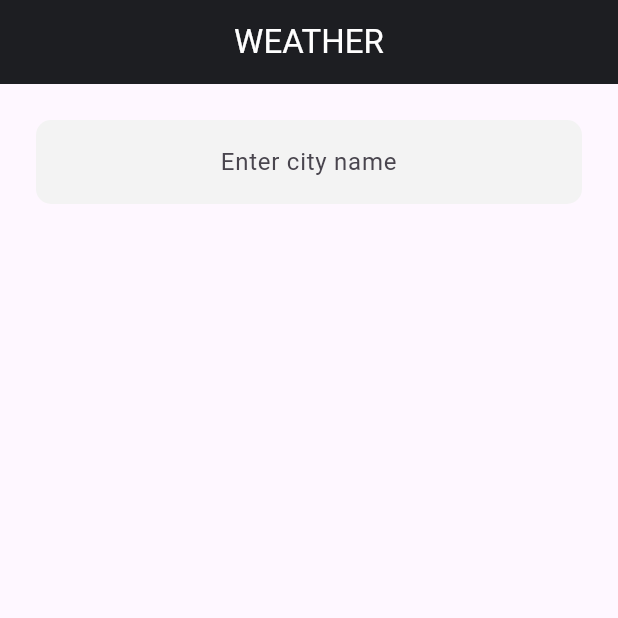
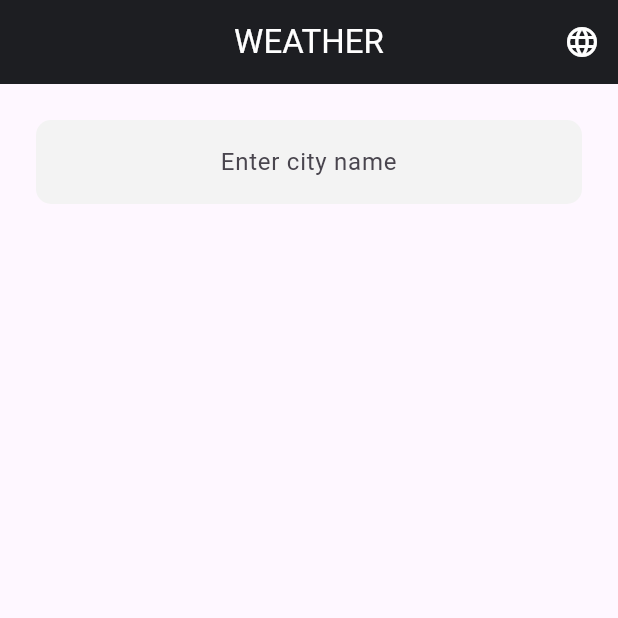
Before and after one commit to jiaxing98/flutter_weather, a Flutter app: the screen it shows after launch, on a phone screen of 412 x 824 dp, the top half of it. Run offline on Flutter 3.47's test engine with Material 3 defaults, Android fonts, the phone set to English and light mode, and no system bars; our stand-ins replace dio, flutter_localization, fpdart, get_it, rxdart.

```diff
--- /dev/null
+++ b/devtools_options.yaml
@@ -0,0 +1 @@
+extensions:
--- /dev/null
+++ b/lib/core/translations/app_locale.dart
@@ -0,0 +1,13 @@
+import 'package:flutter_weather/core/translations/en_locale.dart';
+import 'package:flutter_weather/core/translations/zh_locale.dart';
+
+abstract class AppLocale {
+  static const String en = "en";
+  static const String zh = "zh";
+
+  static const Map<String, dynamic> EN = enLocale;
+  static const Map<String, dynamic> ZH = zhLocale;
+
+  static const String title = "title";
+  static const String searchBarHint = 'searchBarHint';
+}
--- /dev/null
+++ b/lib/core/translations/en_locale.dart
@@ -0,0 +1,6 @@
+import 'package:flutter_weather/core/translations/app_locale.dart';
+
+const Map<String, dynamic> enLocale = {
+  AppLocale.title: "WEATHER",
+  AppLocale.searchBarHint: "Enter city name",
+};
--- /dev/null
+++ b/lib/core/translations/zh_locale.dart
@@ -0,0 +1,6 @@
+import 'package:flutter_weather/core/translations/app_locale.dart';
+
+const Map<String, dynamic> zhLocale = {
+  AppLocale.title: "天气",
+  AppLocale.searchBarHint: "输入城市名字",
+};
--- a/lib/features/weather/presentation/pages/weather_page.dart
+++ b/lib/features/weather/presentation/pages/weather_page.dart
@@ -1,8 +1,12 @@
 import 'package:flutter/material.dart';
+import 'package:flutter_localization/flutter_localization.dart';
+import 'package:flutter_weather/core/translations/app_locale.dart';
 import 'package:flutter_weather/core/utils/api_consumer.dart';
 import 'package:flutter_weather/features/weather/presentation/pages/weather_page_viewmodel.dart';
+import 'package:flutter_weather/features/weather/presentation/widgets/change_language_menu.dart';
 import 'package:flutter_weather/features/weather/presentation/widgets/city_name_textfield.dart';
 import 'package:flutter_weather/features/weather/presentation/widgets/weather_table.dart';
+import 'package:flutter_weather/main.dart';
 import 'package:provider/provider.dart';
 
 class WeatherPage extends StatelessWidget {
@@ -13,11 +17,14 @@ class WeatherPage extends StatelessWidget {
     return Scaffold(
       appBar: AppBar(
         backgroundColor: const Color(0xff1d1e22),
-        title: const Text(
-          'WEATHER',
-          style: TextStyle(color: Colors.white),
+        title: Text(
+          AppLocale.title.getString(context),
+          style: const TextStyle(color: Colors.white),
         ),
         centerTitle: true,
+        actions: [
+          if (localization.currentLocale != null) const ChangeLanguageMenu(),
+        ],
       ),
       body: SingleChildScrollView(
         child: Padding(
@@ -32,7 +39,8 @@ class WeatherPage extends StatelessWidget {
                 const SizedBox(height: 32.0),
                 ApiConsumer<WeatherPageVM>(
                   onInit: (ctx, value, child) => Container(),
-                  onLoading: (ctx, value, child) => CircularProgressIndicator(),
+                  onLoading: (ctx, value, child) =>
+                      const CircularProgressIndicator(),
                   onError: (ctx, value, ex, child) => Center(
                     child: Text(ex.message),
                   ),
--- /dev/null
+++ b/lib/features/weather/presentation/widgets/change_language_menu.dart
@@ -0,0 +1,67 @@
+import 'package:flutter/material.dart';
+import 'package:flutter_weather/core/translations/app_locale.dart';
+import 'package:flutter_weather/features/weather/presentation/widgets/language_tile.dart';
+import 'package:flutter_weather/main.dart';
+
+class ChangeLanguageMenu extends StatefulWidget {
+  const ChangeLanguageMenu({super.key});
+
+  @override
+  State<ChangeLanguageMenu> createState() => _ChangeLanguageMenuState();
+}
+
+class _ChangeLanguageMenuState extends State<ChangeLanguageMenu> {
+  String? selectedLanguage;
+
+  @override
+  void initState() {
+    selectedLanguage = localization.currentLocale?.languageCode;
+    super.initState();
+  }
+
+  @override
+  Widget build(BuildContext context) {
+    return IconButton(
+      onPressed: () {
+        showDialog(
+          context: context,
+          builder: (ctx) => AlertDialog(
+            title: const Text(
+              "Change Language",
+              style: TextStyle(fontWeight: FontWeight.bold),
+            ),
+            content: Column(
+              crossAxisAlignment: CrossAxisAlignment.center,
+              mainAxisSize: MainAxisSize.min,
+              children: [
+                LanguageTile(
+                  selectedLanguage: selectedLanguage!,
+                  languageCode: AppLocale.en,
+                  label: 'English',
+                  onTap: () => _onTranslate(AppLocale.en),
+                ),
+                LanguageTile(
+                  selectedLanguage: selectedLanguage!,
+                  languageCode: AppLocale.zh,
+                  label: '简体中文',
+                  onTap: () => _onTranslate(AppLocale.zh),
+                ),
+              ],
+            ),
+          ),
+        );
+      },
+      icon: const Icon(
+        Icons.language,
+        color: Colors.white,
+      ),
+    );
+  }
+
+  void _onTranslate(String languageCode) {
+    setState(() {
+      selectedLanguage = languageCode;
+      localization.translate(languageCode);
+    });
+  }
+}
--- a/lib/features/weather/presentation/widgets/city_name_textfield.dart
+++ b/lib/features/weather/presentation/widgets/city_name_textfield.dart
@@ -1,4 +1,6 @@
 import 'package:flutter/material.dart';
+import 'package:flutter_localization/flutter_localization.dart';
+import 'package:flutter_weather/core/translations/app_locale.dart';
 import 'package:rxdart/rxdart.dart';
 
 class CityNameTextField extends StatefulWidget {
@@ -36,7 +38,7 @@ class _CityNameTextFieldState extends State<CityNameTextField> {
     return TextField(
       textAlign: TextAlign.center,
       decoration: InputDecoration(
-        hintText: 'Enter city name',
+        hintText: AppLocale.searchBarHint.getString(context),
         fillColor: const Color(0xffF3F3F3),
         filled: true,
         focusedBorder: OutlineInputBorder(
--- a/lib/main.dart
+++ b/lib/main.dart
@@ -1,8 +1,10 @@
 import 'package:flutter/material.dart';
+import 'package:flutter_localization/flutter_localization.dart';
 import 'package:flutter_weather/core/dependencies/data_source_collection.dart';
 import 'package:flutter_weather/core/dependencies/repository_collection.dart';
 import 'package:flutter_weather/core/dependencies/usecase_collection.dart';
 import 'package:flutter_weather/core/dependencies/viewmodel_collection.dart';
+import 'package:flutter_weather/core/translations/app_locale.dart';
 import 'package:flutter_weather/features/weather/presentation/pages/weather_page.dart';
 import 'package:flutter_weather/features/weather/presentation/pages/weather_page_viewmodel.dart';
 import 'package:provider/provider.dart';
@@ -10,6 +12,8 @@ import 'package:provider/provider.dart';
 void main() {
   runApp(const MyApp());
 }
+
+final FlutterLocalization localization = FlutterLocalization.instance;
 
 class MyApp extends StatefulWidget {
   const MyApp({super.key});
@@ -21,8 +25,9 @@ class MyApp extends StatefulWidget {
 class _MyAppState extends State<MyApp> {
   @override
   void initState() {
+    _setupLocalization();
+    _injectDependencies();
     super.initState();
-    _injectDependencies();
   }
 
   @override
@@ -39,9 +44,22 @@ class _MyAppState extends State<MyApp> {
           colorScheme: ColorScheme.fromSeed(seedColor: Colors.deepPurple),
           useMaterial3: true,
         ),
+        supportedLocales: localization.supportedLocales,
+        localizationsDelegates: localization.localizationsDelegates,
         home: const WeatherPage(),
       ),
     );
+  }
+
+  void _setupLocalization() {
+    localization.init(
+      mapLocales: [
+        const MapLocale(AppLocale.en, AppLocale.EN),
+        const MapLocale(AppLocale.zh, AppLocale.ZH),
+      ],
+      initLanguageCode: AppLocale.en,
+    );
+    localization.onTranslatedLanguage = (locale) => setState(() {});
   }
 
   void _injectDependencies() {
```
Also changed, not shown: lib/features/weather/presentation/widgets/language_tile.dart (added, +42 -0 lines), 3 other files.
